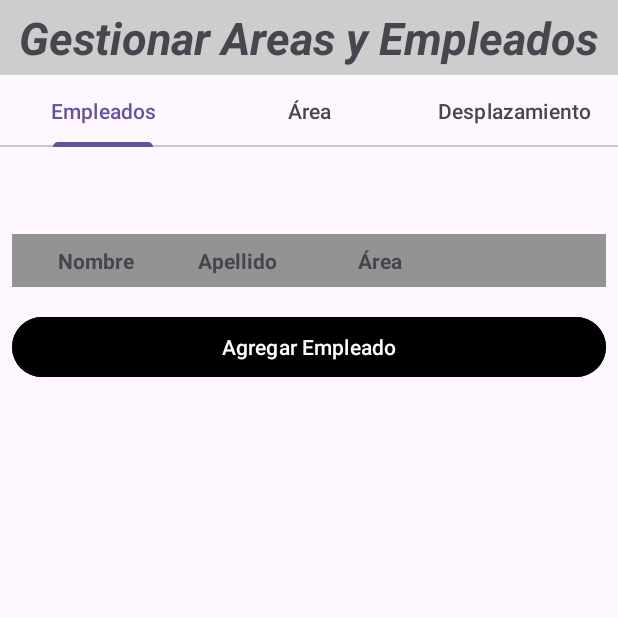
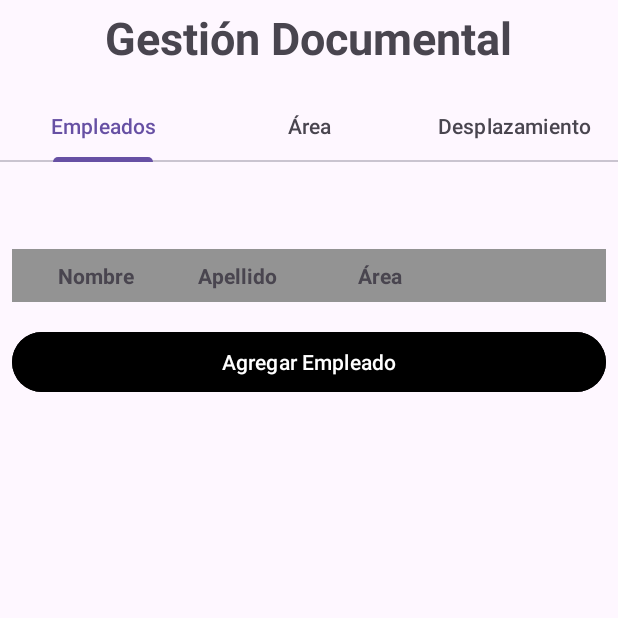
Before and after one commit to TheOne27k/GDIBPM-GRTC, an Android app: the ManagementActivity screen opened directly, with no data from a screen before it, on a phone screen of 412 x 824 dp, the top half of it. Run offline under Robolectric (Android 15) with nearby library versions, the phone set to English and light mode, and no system bars; our stand-ins replace Firebase (no records; nobody signed in at launch, a user with empty details on screens opened directly).

Commit message:
update: layout activity_managment.xml

```diff
--- a/app/src/main/res/layout/activity_managment.xml
+++ b/app/src/main/res/layout/activity_managment.xml
@@ -9,22 +9,22 @@
         android:layout_width="424dp"
         android:layout_height="50dp"
         android:layout_gravity="center_horizontal"
-        android:background="@color/gray_light"
         android:gravity="center">
 
         <TextView
             android:layout_width="wrap_content"
             android:layout_height="wrap_content"
             android:gravity="center"
-            android:text="Gestionar Areas y Empleados"
+            android:text="Gestión Documental"
             android:textSize="30sp"
-            android:textStyle="bold|italic" />
+            android:textStyle="bold" />
     </LinearLayout>
 
     <com.google.android.material.tabs.TabLayout
         android:id="@+id/tabLayout"
         android:layout_width="match_parent"
-        android:layout_height="wrap_content">
+        android:layout_height="wrap_content"
+        android:layout_marginTop="10dp">
 
         <com.google.android.material.tabs.TabItem
             android:layout_width="wrap_content"
```
